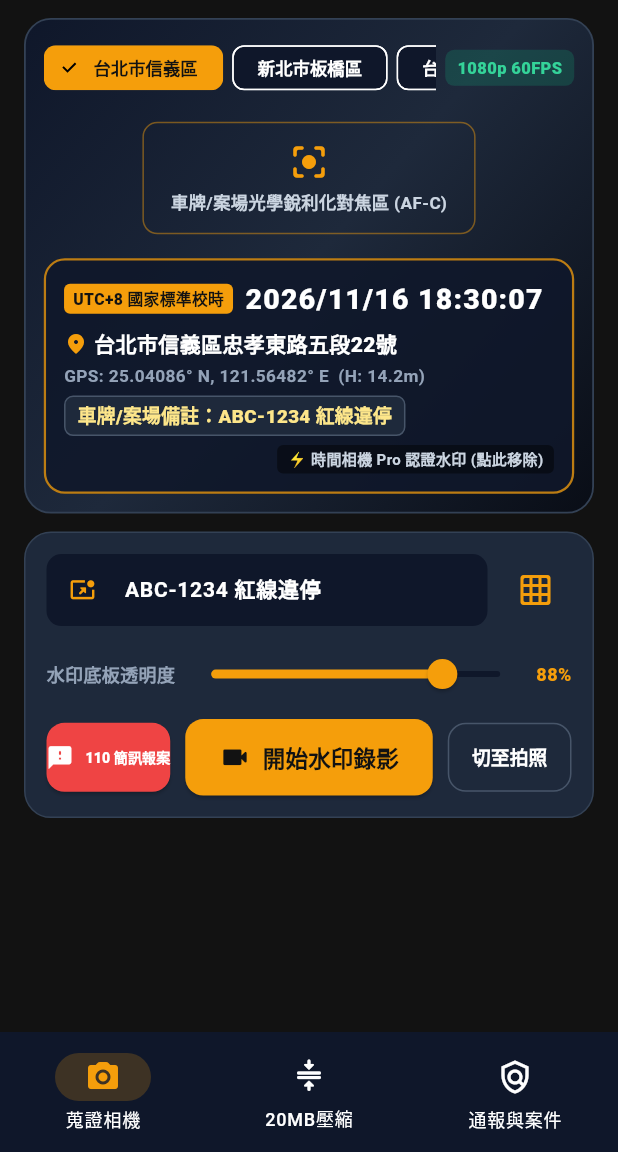
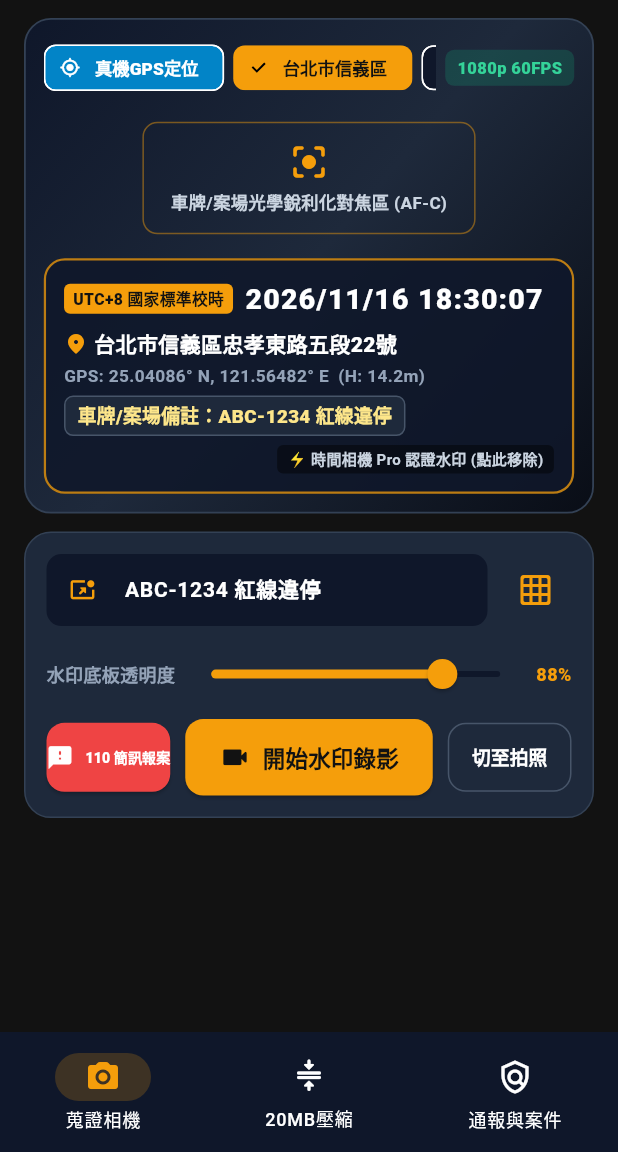
Before and after one commit to beigou0427/timecam_pro_app, a Flutter app: the screen it shows after launch, on a phone screen of 412 x 824 dp, the part 84-1236 px from its top. Run offline on Flutter 3.47's test engine with Material 3 defaults, Android fonts, the phone set to English and light mode, and no system bars.

Commit message:
feat(pm1-cagan): add live GPS sync button & RepaintBoundary 3x PNG photo export to iOS Photos

```diff
--- a/lib/core/native_hardware_bridge.dart
+++ b/lib/core/native_hardware_bridge.dart
@@ -96,4 +96,21 @@ class NativeHardwareBridge {
       return false;
     }
   }
+
+  /// 將 RepaintBoundary 合成之真實浮水印照片 PNG Bytes 存入 iPhone 系統相簿
+  static Future<bool> saveWatermarkPhotoBytes(
+    Uint8List pngBytes, {
+    bool isTestMode = false,
+  }) async {
+    if (isTestMode || kIsWeb) return false;
+    try {
+      final bool? saved = await _channel.invokeMethod<bool>(
+        'saveWatermarkPhotoBytes',
+        <String, dynamic>{'pngBytes': pngBytes},
+      );
+      return saved ?? false;
+    } catch (_) {
+      return false;
+    }
+  }
 }
--- a/lib/ui/tabs/camera_evidence_tab.dart
+++ b/lib/ui/tabs/camera_evidence_tab.dart
@@ -1,3 +1,5 @@
+import 'dart:ui' as ui;
+import 'package:flutter/rendering.dart';
 import 'dart:async';
 import 'package:flutter/material.dart';
 import 'package:flutter/services.dart';
@@ -101,7 +103,15 @@ class _CameraEvidenceTabState extends State<CameraEvidenceTab> {
   );
   Timer? _clockTimer;
   DateTime _now = DateTime.now();
+  final GlobalKey _viewfinderBoundaryKey = GlobalKey();
   int _selectedSpotIndex = 0;
+  bool _useLiveDeviceGps = false;
+  bool _isSyncingGps = false;
+  String? _liveCity;
+  String? _liveStreet;
+  double? _liveLat;
+  double? _liveLng;
+  double? _liveAlt;
   bool _isVideoMode = true;
   bool _isRecording = false;
   int _recordingSeconds = 0;
@@ -133,18 +143,81 @@ class _CameraEvidenceTabState extends State<CameraEvidenceTab> {
 
   WatermarkSnapshot _currentSnapshot() {
     final PresetGpsSpot spot = CameraEvidenceTab.presetSpots[_selectedSpotIndex];
+    final String city = (_useLiveDeviceGps && _liveCity != null)
+        ? _liveCity!
+        : (widget.isZh ? spot.cityZh : spot.cityEn);
+    final String street = (_useLiveDeviceGps && _liveStreet != null)
+        ? _liveStreet!
+        : (widget.isZh ? spot.streetZh : spot.streetEn);
     return WatermarkLocationEngine.createSnapshot(
       timestamp: _now,
-      cityAndDistrict: widget.isZh ? spot.cityZh : spot.cityEn,
-      streetAddress: widget.isZh ? spot.streetZh : spot.streetEn,
-      latitude: spot.latitude,
-      longitude: spot.longitude,
-      altitudeMeters: spot.altitude,
+      cityAndDistrict: city,
+      streetAddress: street,
+      latitude: (_useLiveDeviceGps && _liveLat != null) ? _liveLat! : spot.latitude,
+      longitude: (_useLiveDeviceGps && _liveLng != null) ? _liveLng! : spot.longitude,
+      altitudeMeters: (_useLiveDeviceGps && _liveAlt != null) ? _liveAlt! : spot.altitude,
       plateOrProjectNote: _noteController.text,
       isTimeVerified: true,
       isProUnlocked: widget.isProUnlocked,
       isZh: widget.isZh,
     );
+  }
+
+  Future<void> _syncRealDeviceGps() async {
+    if (_isSyncingGps) return;
+    HapticFeedback.mediumImpact();
+    final ScaffoldMessengerState messenger = ScaffoldMessenger.of(context);
+    setState(() {
+      _isSyncingGps = true;
+    });
+    final Map<String, dynamic>? gps =
+        await NativeHardwareBridge.fetchLiveGpsAddress(
+      isTestMode: !widget.enableLiveClock,
+    );
+    if (!mounted) return;
+    setState(() {
+      _isSyncingGps = false;
+      if (gps != null) {
+        _useLiveDeviceGps = true;
+        _liveCity = gps['city']?.toString();
+        _liveStreet = gps['street']?.toString();
+        _liveLat = (gps['latitude'] as num?)?.toDouble();
+        _liveLng = (gps['longitude'] as num?)?.toDouble();
+        _liveAlt = (gps['altitude'] as num?)?.toDouble();
+      }
+    });
+    messenger.showSnackBar(
+      SnackBar(
+        backgroundColor:
+            gps != null ? const Color(0xFF10B981) : const Color(0xFF0284C7),
+        content: Text(
+          gps != null
+              ? (widget.isZh
+                  ? '🛰️ 已鎖定真實 iPhone GPS 座標與台灣街道地址！'
+                  : '🛰️ Locked real iPhone GPS coordinates & street address!')
+              : (widget.isZh
+                  ? '📍 目前為模擬器/離線環境，已使用高精度預設巡檢座標'
+                  : '📍 Using preset inspection coordinates in simulator/offline mode'),
+          style: const TextStyle(fontWeight: FontWeight.w700),
+        ),
+      ),
+    );
+  }
+
+  Future<void> _captureAndSaveWatermarkImage() async {
+    if (!widget.enableLiveClock) return;
+    try {
+      final RenderRepaintBoundary? boundary = _viewfinderBoundaryKey
+          .currentContext
+          ?.findRenderObject() as RenderRepaintBoundary?;
+      if (boundary == null) return;
+      final ui.Image image = await boundary.toImage(pixelRatio: 3.0);
+      final ByteData? byteData =
+          await image.toByteData(format: ui.ImageByteFormat.png);
+      if (byteData == null) return;
+      final Uint8List pngBytes = byteData.buffer.asUint8List();
+      await NativeHardwareBridge.saveWatermarkPhotoBytes(pngBytes);
+    } catch (_) {}
   }
   void _handleTriggerCapture() {
     HapticFeedback.heavyImpact();
@@ -155,6 +228,7 @@ class _CameraEvidenceTabState extends State<CameraEvidenceTab> {
           _isRecording = false;
           _recordingSeconds = 0;
           widget.onCaptureEvidence(snap);
+      _captureAndSaveWatermarkImage();
         } else {
           _isRecording = true;
           _recordingSeconds = 0;
@@ -175,6 +249,7 @@ class _CameraEvidenceTabState extends State<CameraEvidenceTab> {
       }
     } else {
       widget.onCaptureEvidence(snap);
+      _captureAndSaveWatermarkImage();
       ScaffoldMessenger.of(context).showSnackBar(
         SnackBar(
           backgroundColor: const Color(0xFF0284C7),
@@ -572,7 +647,34 @@ class _CameraEvidenceTabState extends State<CameraEvidenceTab> {
                   child: SingleChildScrollView(
                     scrollDirection: Axis.horizontal,
                     child: Row(
-                      children: List<Widget>.generate(
+                      children: <Widget>[
+                        Padding(
+                          padding: const EdgeInsets.only(right: 6),
+                          child: ActionChip(
+                            key: const Key('live_gps_sync_btn'),
+                            backgroundColor: _useLiveDeviceGps
+                                ? const Color(0xFF10B981)
+                                : const Color(0xFF0284C7),
+                            visualDensity: VisualDensity.compact,
+                            avatar: Icon(
+                              _isSyncingGps
+                                  ? Icons.sync_rounded
+                                  : Icons.my_location_rounded,
+                              size: 14,
+                              color: Colors.white,
+                            ),
+                            label: Text(
+                              widget.isZh ? '真機GPS定位' : 'Live GPS',
+                              style: const TextStyle(
+                                color: Colors.white,
+                                fontSize: 11.5,
+                                fontWeight: FontWeight.w900,
+                              ),
+                            ),
+                            onPressed: _syncRealDeviceGps,
+                          ),
+                        ),
+                        ...List<Widget>.generate(
                         CameraEvidenceTab.presetSpots.length,
                         (int idx) {
                           final PresetGpsSpot spot =
@@ -598,6 +700,7 @@ class _CameraEvidenceTabState extends State<CameraEvidenceTab> {
                               onSelected: (_) {
                                 HapticFeedback.selectionClick();
                                 setState(() {
+                                  _useLiveDeviceGps = false;
                                   _selectedSpotIndex = idx;
                                 });
                               },
@@ -605,6 +708,7 @@ class _CameraEvidenceTabState extends State<CameraEvidenceTab> {
                           );
                         },
                       ),
+                      ],
                     ),
                   ),
                 ),
@@ -901,7 +1005,10 @@ class _CameraEvidenceTabState extends State<CameraEvidenceTab> {
       child: Column(
         crossAxisAlignment: CrossAxisAlignment.start,
         children: <Widget>[
-          _buildViewfinderArea(snap),
+          RepaintBoundary(
+            key: _viewfinderBoundaryKey,
+            child: _buildViewfinderArea(snap),
+          ),
           const SizedBox(height: 12),
           _buildThumbControlZone(),
         ],
```
Also changed, not shown: 1 other file.
